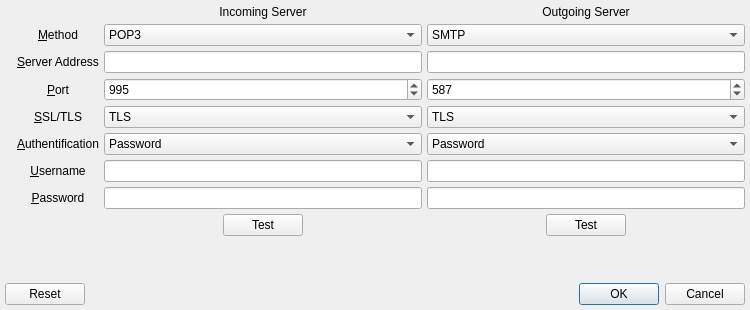
Before: the Qt Designer form UI/poptasticsettings.ui in xloem/spot-on-svn, drawn with Qt 5.
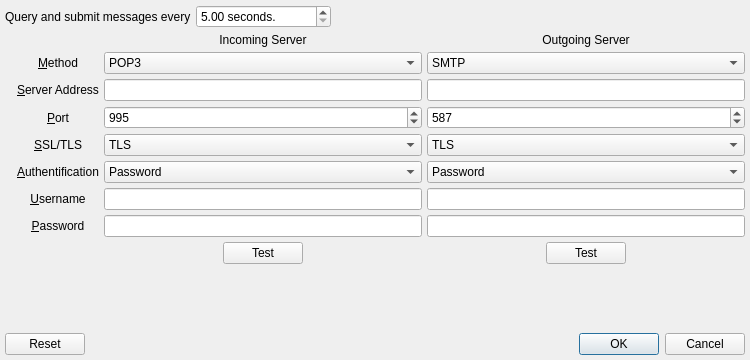
After: the same form once the commit is applied. Icons and pictures are not drawn.

Commit message: Moved poptastic widgets.

```diff
--- a/UI/poptasticsettings.ui
+++ b/UI/poptasticsettings.ui
@@ -7,7 +7,7 @@
     <x>0</x>
     <y>0</y>
     <width>750</width>
-    <height>310</height>
+    <height>360</height>
    </rect>
   </property>
   <property name="windowTitle">
@@ -24,6 +24,49 @@
    <property name="margin">
     <number>5</number>
    </property>
+   <item>
+    <layout class="QHBoxLayout" name="horizontalLayout_3">
+     <property name="spacing">
+      <number>5</number>
+     </property>
+     <item>
+      <widget class="QLabel" name="label_99">
+       <property name="text">
+        <string>Query and submit messages every</string>
+       </property>
+       <property name="buddy">
+        <cstring>poptasticRefresh</cstring>
+       </property>
+      </widget>
+     </item>
+     <item>
+      <widget class="QDoubleSpinBox" name="poptasticRefresh">
+       <property name="suffix">
+        <string> seconds.</string>
+       </property>
+       <property name="minimum">
+        <double>5.000000000000000</double>
+       </property>
+       <property name="maximum">
+        <double>999999999.000000000000000</double>
+       </property>
+      </widget>
+     </item>
+     <item>
+      <spacer name="horizontalSpacer_5">
+       <property name="orientation">
+        <enum>Qt::Horizontal</enum>
+       </property>
+       <property name="sizeHint" stdset="0">
+        <size>
+         <width>40</width>
+         <height>20</height>
+        </size>
+       </property>
+      </spacer>
+     </item>
+    </layout>
+   </item>
    <item>
     <layout class="QHBoxLayout" name="horizontalLayout_4">
      <property name="spacing">
@@ -55,9 +98,17 @@
        </property>
        <item row="1" column="1">
         <widget class="QComboBox" name="in_method">
+         <property name="currentIndex">
+          <number>1</number>
+         </property>
          <property name="sizeAdjustPolicy">
           <enum>QComboBox::AdjustToContents</enum>
          </property>
+         <item>
+          <property name="text">
+           <string>Disable</string>
+          </property>
+         </item>
          <item>
           <property name="text">
            <string>POP3</string>
```
Left out of the diff: 1 changed line with no effect on the pictures. The commit also changes 6 other files.
